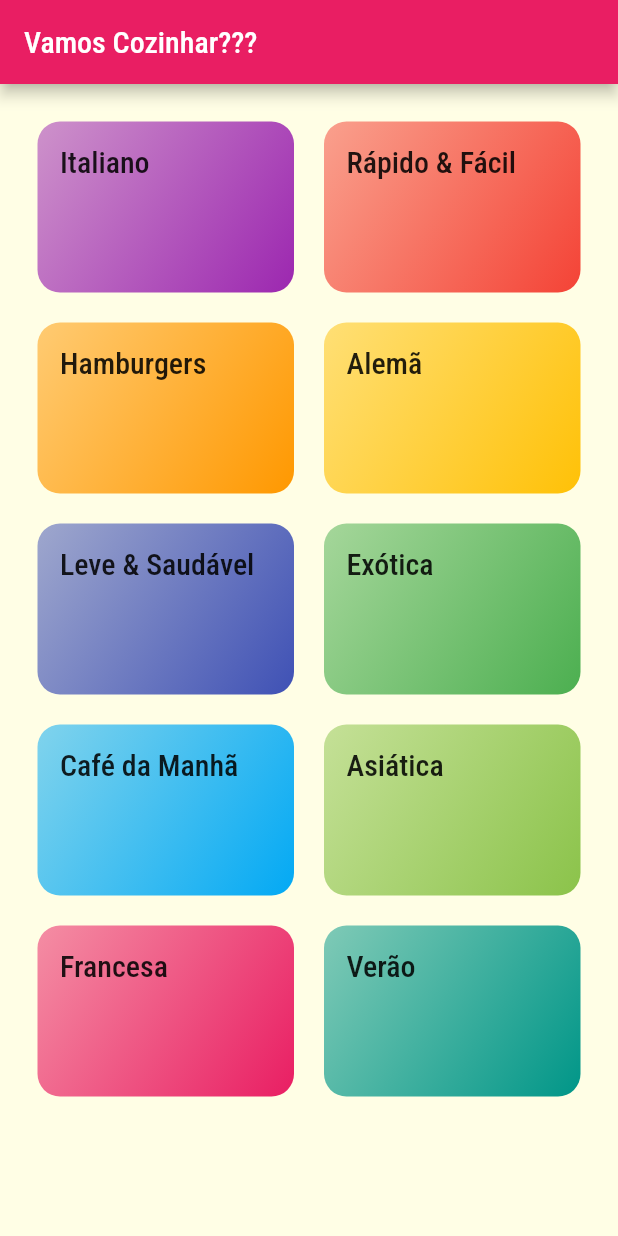
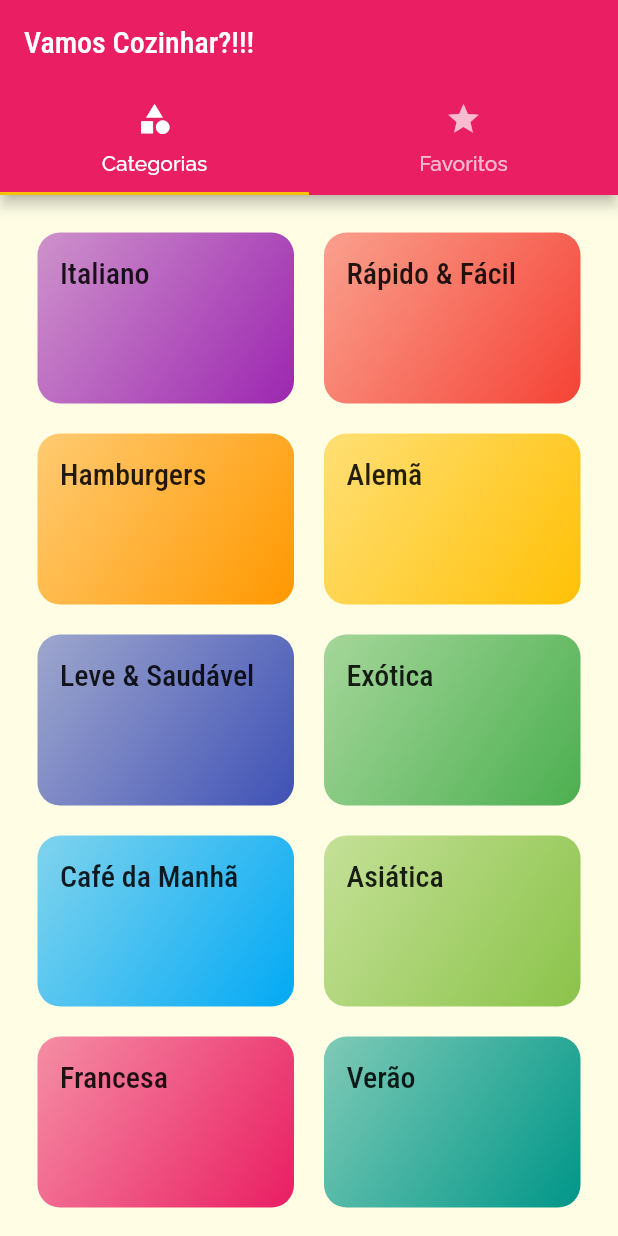
Before and after one commit to Souza83/meals, a Flutter app: the screen it shows after launch, on a phone screen of 412 x 824 dp. Run offline on Flutter 3.47's test engine with Material 2 defaults, Android fonts, the phone set to English and light mode, and no system bars.

Commit message:
Adicionar TabBar na Parte Superior.

```diff
--- a/lib/main.dart
+++ b/lib/main.dart
@@ -1,4 +1,5 @@
 import 'package:flutter/material.dart';
+import 'screens/tabs_screen.dart';
 import 'screens/categories_screen.dart';
 import 'screens/categories_meals_screen.dart';
 import 'screens/meal_detail_screen.dart';
@@ -25,7 +26,7 @@ class MyApp extends StatelessWidget {
       ),
       // Cria rotas entre telas
       routes: {
-        AppRoutes.HOME: (ctx) => CategoriesScreen(),
+        AppRoutes.HOME: (ctx) => TabsScreen(),
         AppRoutes.CATEGORIES_MEALS: (ctx) => CategoriesMealsScreen(),
         AppRoutes.MEAL_DETAIL: (ctx) => MealDetailScreen(),
       },
--- a/lib/screens/categories_screen.dart
+++ b/lib/screens/categories_screen.dart
@@ -5,11 +5,7 @@ import '../data/dummy_data.dart';
 class CategoriesScreen extends StatelessWidget {
   @override
   Widget build(BuildContext context) {
-    return Scaffold(
-      appBar: AppBar(
-        title: Text('Vamos Cozinhar???'),
-      ),
-      body: GridView(
+    return GridView(
       padding: const EdgeInsets.all(25), //Espaçamentos nas laterais das grids
       //Renderiza as grids com scroll
       gridDelegate: SliverGridDelegateWithMaxCrossAxisExtent(
@@ -21,7 +17,6 @@ class CategoriesScreen extends StatelessWidget {
       children: DUMMY_CATEGORIES.map((cat) {
         return CategoryItem(cat);
       }).toList(),
-      ),
     );
   }
 }
--- /dev/null
+++ b/lib/screens/favorite_screen.dart
@@ -0,0 +1,10 @@
+import 'package:flutter/material.dart';
+
+class FavoriteScreen extends StatelessWidget {
+  @override
+  Widget build(BuildContext context) {
+    return Center(
+      child: Text('Minhas Refeições Favoritas!'),
+    );
+  }
+}
--- /dev/null
+++ b/lib/screens/tabs_screen.dart
@@ -0,0 +1,35 @@
+import 'package:flutter/material.dart';
+import 'favorite_screen.dart';
+import 'categories_screen.dart';
+
+class TabsScreen extends StatelessWidget {
+  @override
+  Widget build(BuildContext context) {
+    return DefaultTabController(
+      length: 2,
+      child: Scaffold(
+        appBar: AppBar(
+          title: Text('Vamos Cozinhar?!!!'),
+          bottom: TabBar(
+            tabs: [
+              Tab(
+                icon: Icon(Icons.category),
+                text: 'Categorias',
+              ),
+              Tab(
+                icon: Icon(Icons.star),
+                text: 'Favoritos',
+              ),
+            ],
+          ),
+        ),
+        body: TabBarView(
+          children: [
+            CategoriesScreen(),
+            FavoriteScreen(),
+          ],
+        ),
+      ),
+    );
+  }
+}
```
Lines whose indentation alone changed are shown as unchanged.
